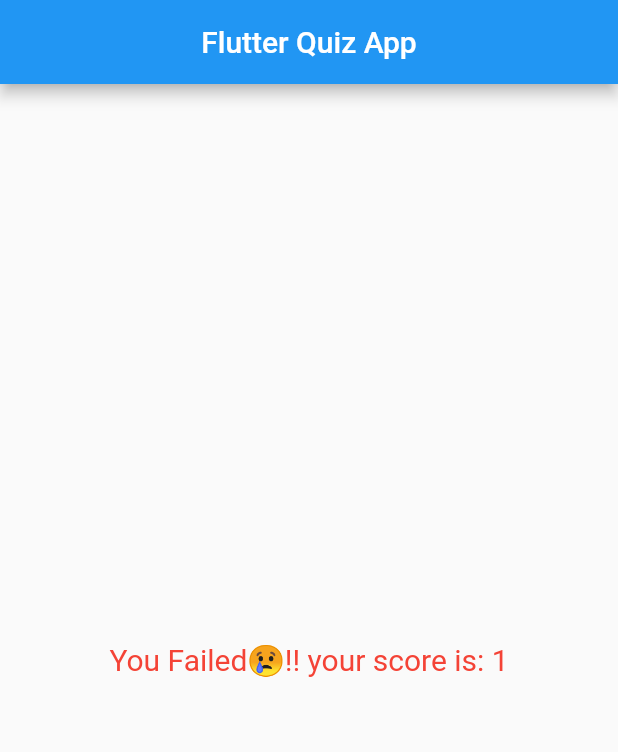
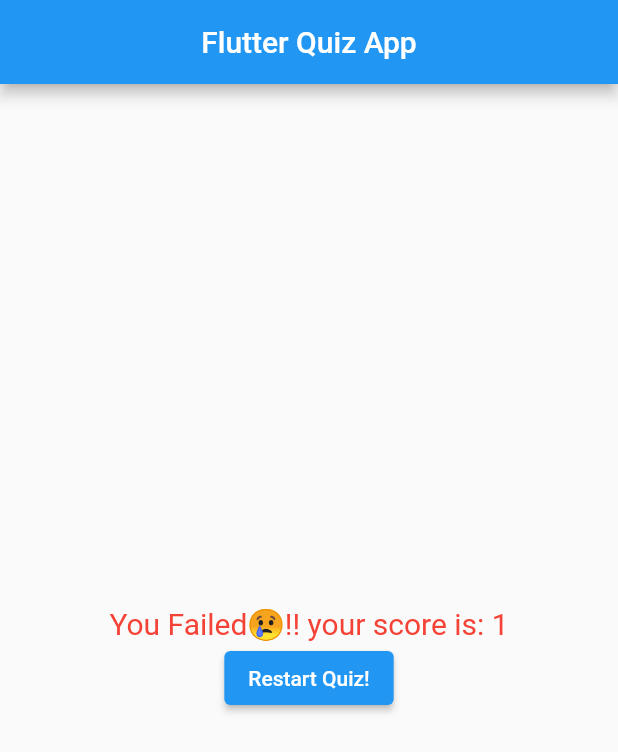
Before and after one commit to sounakofficial/flutter_quiz_app, a Flutter app: the screen it shows after launch, after a tap on "green", after a tap on "taipei 101", after a tap on "geller", on a phone screen of 412 x 824 dp. Shown: the top 752 px of the screen. Run offline on Flutter 3.47's test engine with Material 2 defaults, Android fonts, the phone set to English and light mode, and no system bars.

Commit message:
reset quiz button added

```diff
--- a/lib/main.dart
+++ b/lib/main.dart
@@ -14,6 +14,14 @@ class MyApp extends StatefulWidget {
 class MyAppState extends State<MyApp> {
   var _questionIndex = 0;
   var _totalScore = 0;
+
+  void _resetQuiz() {
+    setState(() {
+      _questionIndex = 0;
+      _totalScore = 0;
+    });
+  }
+
   void _answerQuestion(int score) {
     setState(() {
       _totalScore += score;
@@ -58,7 +66,7 @@ class MyAppState extends State<MyApp> {
         ),
         body: _questionIndex < _questions.length
             ? Quiz(_questions, _questionIndex, _answerQuestion)
-            : Result(_totalScore),
+            : Result(_totalScore, _resetQuiz),
       ),
     );
   }
--- a/lib/result.dart
+++ b/lib/result.dart
@@ -2,7 +2,8 @@ import 'package:flutter/material.dart';
 
 class Result extends StatelessWidget {
   final int _totalScore;
-  Result(this._totalScore);
+  final VoidCallback _resetQuiz;
+  Result(this._totalScore, this._resetQuiz);
   String get resultPhrase {
     String resultText = "you dit it";
     if (_totalScore == 3) {
@@ -17,7 +18,10 @@ class Result extends StatelessWidget {
   @override
   Widget build(BuildContext context) {
     return Center(
-      child: Text(
+      child: Column(
+        mainAxisAlignment: MainAxisAlignment.center,
+        children: [
+          Text(
             resultPhrase,
             style: TextStyle(
               fontSize: 20,
@@ -28,6 +32,12 @@ class Result extends StatelessWidget {
                       : Colors.red,
             ),
           ),
+          ElevatedButton(
+            onPressed: _resetQuiz,
+            child: Text("Restart Quiz!"),
+          )
+        ],
+      ),
     );
   }
 }
```
Lines whose indentation alone changed are shown as unchanged.
